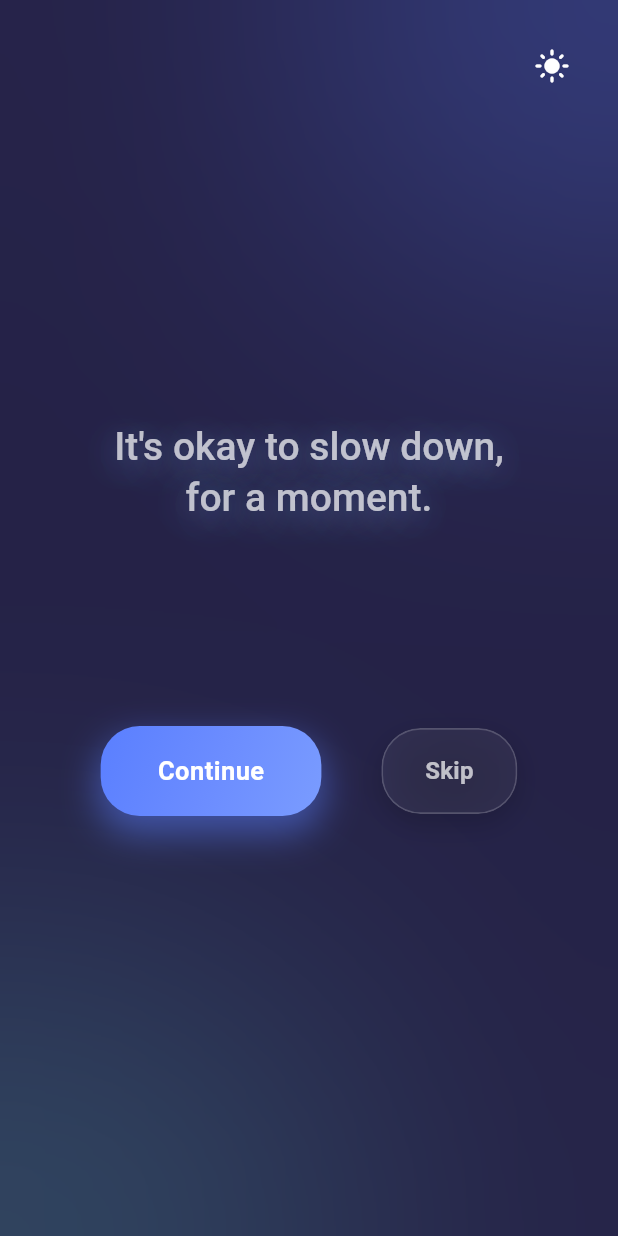
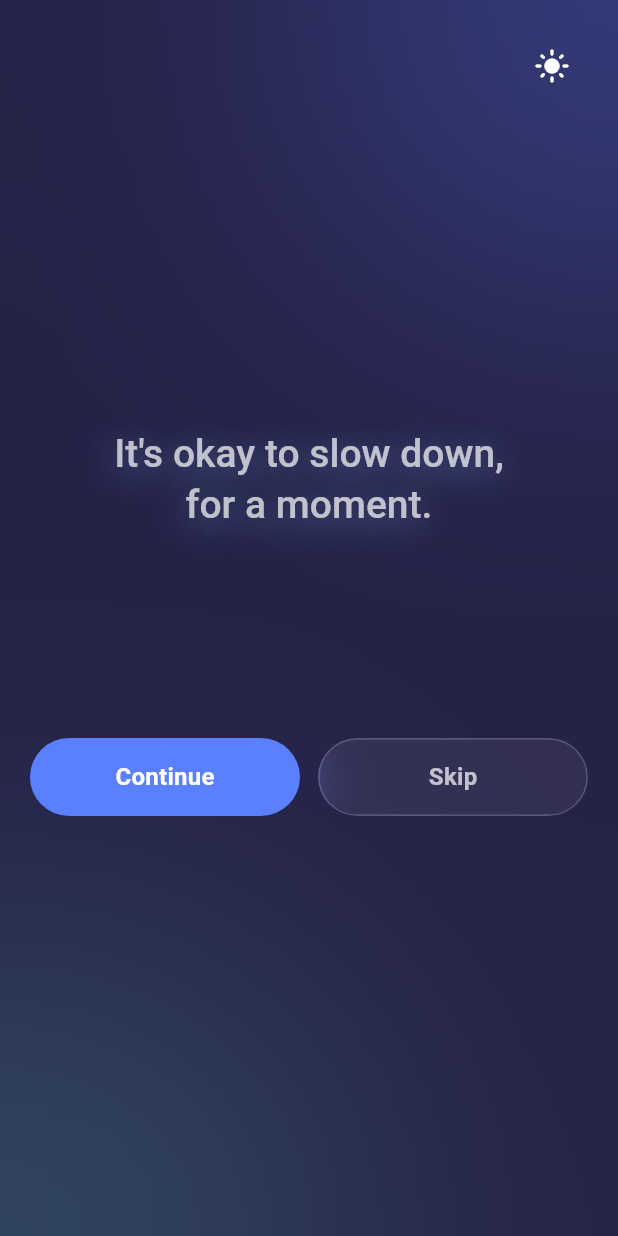
Before and after one commit to prem-03829/EmoCare, a Flutter app: the screen it shows after launch, on a phone screen of 412 x 824 dp. Run offline on Flutter 3.47's test engine with Material 3 defaults, Android fonts, the phone set to English and light mode, and no system bars; our stand-ins replace supabase_flutter; missing offline and left inert: record; accounts and stored records are empty.

Commit message:
Fixed overflow issue in splash screen

```diff
--- a/frontend/app/lib/screens/splash_screen.dart
+++ b/frontend/app/lib/screens/splash_screen.dart
@@ -305,33 +305,16 @@ class _SplashScreenState extends State<SplashScreen>
   }
 
   Widget _buildActionButtons() {
+    const buttonHeight = 52.0;
+    final secondaryTextColor = isDark ? Colors.white70 : Colors.black54;
+
     return Padding(
-      padding: const EdgeInsets.symmetric(horizontal: 28),
+      padding: const EdgeInsets.symmetric(horizontal: 20),
       child: Row(
-        mainAxisAlignment: MainAxisAlignment.center,
         children: [
-          // Primary button
-          Container(
-            decoration: BoxDecoration(
-              borderRadius: BorderRadius.circular(26),
-              gradient: const LinearGradient(
-                begin: Alignment.topLeft,
-                end: Alignment.bottomRight,
-                colors: [
-                  Color(0xFF5A7FFF),
-                  Color(0xFF6B8CFF),
-                  Color(0xFF7A9CFF),
-                ],
-              ),
-              boxShadow: [
-                BoxShadow(
-                  color: const Color(0xFF5A7FFF).withOpacity(0.50),
-                  blurRadius: 20,
-                  offset: const Offset(0, 10),
-                  spreadRadius: 2,
-                ),
-              ],
-            ),
+          Expanded(
+            child: SizedBox(
+              height: buttonHeight,
               child: ElevatedButton(
                 onPressed: () {
                   if (!_showBreathing) {
@@ -341,14 +324,15 @@ class _SplashScreenState extends State<SplashScreen>
                   }
                 },
                 style: ElevatedButton.styleFrom(
-                backgroundColor: Colors.transparent,
-                shadowColor: Colors.transparent,
-                padding:
-                    const EdgeInsets.symmetric(horizontal: 38, vertical: 18),
+                  backgroundColor: const Color(0xFF5A7FFF),
+                  foregroundColor: Colors.white,
+                  elevation: 0,
                   shape: RoundedRectangleBorder(
-                    borderRadius: BorderRadius.circular(26)),
-                elevation: 0,
+                    borderRadius: BorderRadius.circular(26),
                   ),
+                ),
+                child: FittedBox(
+                  fit: BoxFit.scaleDown,
                   child: Text(
                     !_showBreathing
                         ? "Continue"
@@ -356,40 +340,30 @@ class _SplashScreenState extends State<SplashScreen>
                             ? "Start Chat"
                             : "Skip To Chat"),
                     style: const TextStyle(
-                  fontSize: 17,
+                      fontSize: 16,
                       fontWeight: FontWeight.w600,
-                  color: Colors.white,
-                  letterSpacing: 0.3,
+                      letterSpacing: 0.2,
                     ),
                   ),
                 ),
               ),
-
-          const SizedBox(
-              width:
-                  40), // ← increased from 16 to 24 → more distance between buttons
-
-          // Secondary glass button
-          Container(
-            decoration: BoxDecoration(
-              borderRadius: BorderRadius.circular(26),
-              boxShadow: [
-                BoxShadow(
-                  color: Colors.black.withOpacity(isDark ? 0.18 : 0.10),
-                  blurRadius: 16,
-                  offset: const Offset(0, 6),
             ),
-              ],
           ),
+          const SizedBox(width: 12),
+          Expanded(
+            child: SizedBox(
+              height: buttonHeight,
               child: ClipRRect(
                 borderRadius: BorderRadius.circular(26),
                 child: BackdropFilter(
                   filter: ImageFilter.blur(sigmaX: 20, sigmaY: 20),
+                  child: Material(
+                    color: Colors.white.withOpacity(isDark ? 0.06 : 0.09),
+                    child: InkWell(
+                      onTap: _openChat,
                       child: Container(
-                  padding:
-                      const EdgeInsets.symmetric(horizontal: 28, vertical: 16),
+                        alignment: Alignment.center,
                         decoration: BoxDecoration(
-                    color: Colors.white.withOpacity(isDark ? 0.06 : 0.09),
                           borderRadius: BorderRadius.circular(26),
                           border: Border.all(
                             color: (isDark ? Colors.white : Colors.black)
@@ -397,13 +371,19 @@ class _SplashScreenState extends State<SplashScreen>
                             width: 1.1,
                           ),
                         ),
+                        child: FittedBox(
+                          fit: BoxFit.scaleDown,
                           child: Text(
                             _showBreathing ? "End Exercise" : "Skip",
                             style: TextStyle(
                               fontSize: 16,
                               fontWeight: FontWeight.w600,
-                      color: isDark ? Colors.white70 : Colors.black54,
+                              color: secondaryTextColor,
                               letterSpacing: 0.2,
+                            ),
+                          ),
+                        ),
+                      ),
                     ),
                   ),
                 ),
@@ -414,7 +394,6 @@ class _SplashScreenState extends State<SplashScreen>
       ),
     );
   }
-
   Widget _animatedBubble({
     required double size,
     required Color color,
```
Lines whose indentation alone changed are shown as unchanged.
